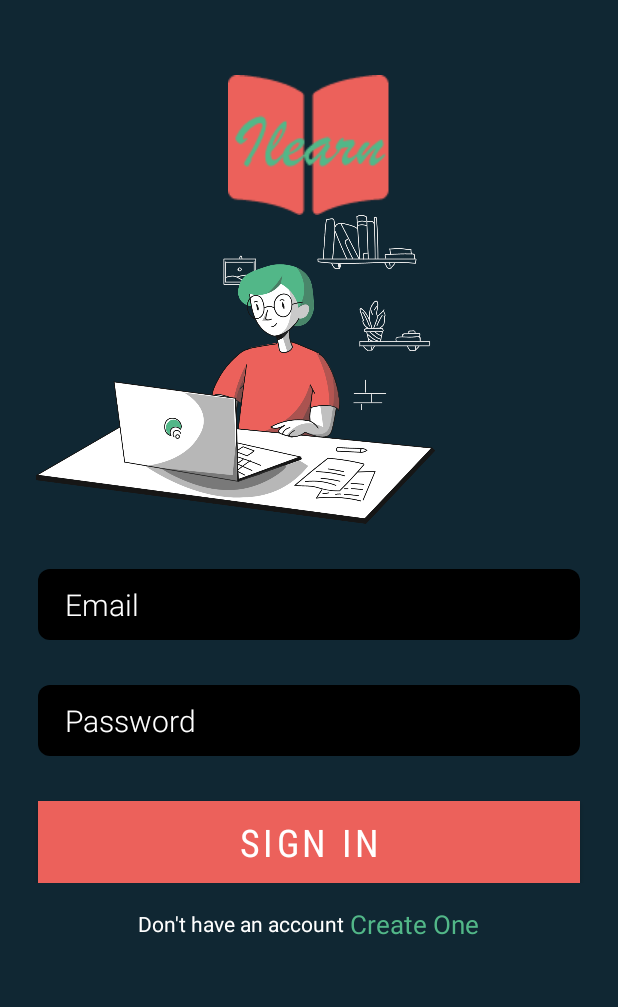
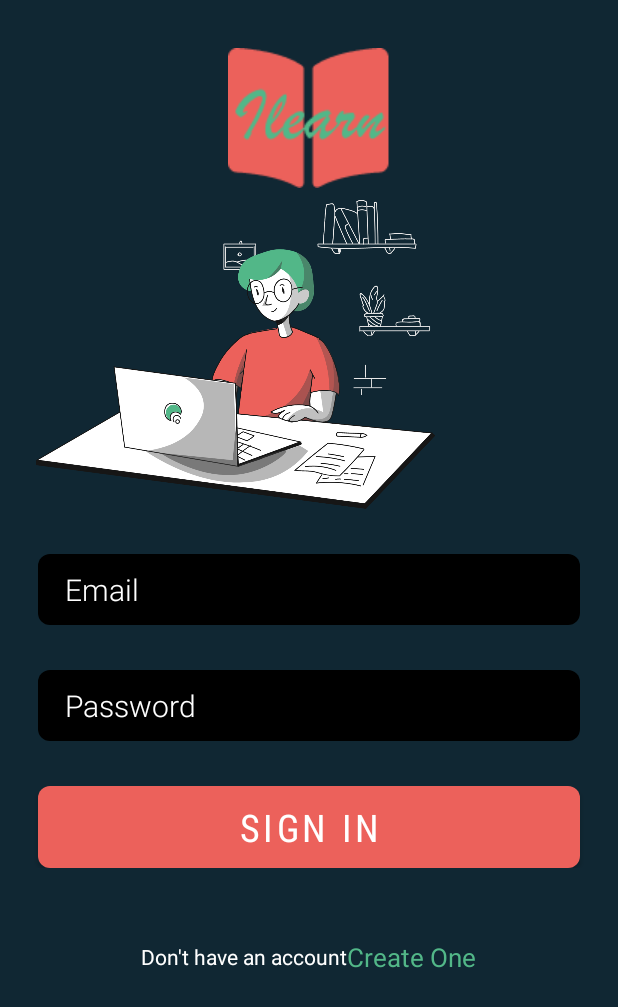
Before and after one commit to mazasJava/ilearn, an Android app: the screen it shows after launch (LoginActivity), on a phone screen of 412 x 824 dp. Shown: the top 1007 px of the screen. Run offline under Robolectric (Android 15) with nearby library versions, the phone set to English and light mode, and no system bars; our stand-ins replace Firebase (no records; nobody signed in at launch, a user with empty details on screens opened directly), navigation-ui.

Commit message:
login and register

```diff
--- a/app/src/main/java/com/aurelionsulll/i_learn/RegisterActivity.java
+++ b/app/src/main/java/com/aurelionsulll/i_learn/RegisterActivity.java
@@ -44,9 +44,10 @@ public class RegisterActivity extends AppCompatActivity {
         login.setOnClickListener(new View.OnClickListener() {
             @Override
             public void onClick(View v) {
-//                Intent loginIntent = new Intent(RegisterActivity.this,LoginActivity.class);
-//                finish();
+               Intent loginIntent = new Intent(RegisterActivity.this,LoginActivity.class);
+                startActivity(loginIntent);
                 finish();
+
             }
         });
         register.setOnClickListener(new View.OnClickListener() {
--- a/app/src/main/res/layout/activity_login.xml
+++ b/app/src/main/res/layout/activity_login.xml
@@ -1,5 +1,5 @@
 <?xml version="1.0" encoding="utf-8"?>
-<RelativeLayout
+<androidx.constraintlayout.widget.ConstraintLayout
     xmlns:android="http://schemas.android.com/apk/res/android"
     xmlns:app="http://schemas.android.com/apk/res-auto"
     xmlns:tools="http://schemas.android.com/tools"
@@ -9,22 +9,28 @@
     android:background="#102733"
     >
 
-    <ImageView
+    <androidx.appcompat.widget.AppCompatImageView
         android:id="@+id/imagelogo"
-        android:layout_marginTop="50dp"
         android:layout_width="match_parent"
         android:layout_height="wrap_content"
+        android:layout_alignParentTop="true"
+        android:layout_centerInParent="true"
+        android:layout_marginTop="32dp"
         android:src="@drawable/logo"
-        android:layout_alignParentTop="true"
-        android:layout_centerInParent="true"/>
+        app:layout_constraintEnd_toEndOf="parent"
+        app:layout_constraintHorizontal_bias="0.0"
+        app:layout_constraintStart_toStartOf="parent"
+        app:layout_constraintTop_toTopOf="parent" />
 
-    <LinearLayout
-        android:layout_below="@+id/imagelogo"
-        android:orientation="vertical"
+    <androidx.appcompat.widget.LinearLayoutCompat
         android:id="@+id/layout_imghero"
         android:layout_width="match_parent"
         android:layout_height="wrap_content"
-        >
+        android:layout_below="@+id/imagelogo"
+        android:layout_marginTop="8dp"
+        android:orientation="vertical"
+        app:layout_constraintTop_toBottomOf="@+id/imagelogo"
+        tools:layout_editor_absoluteX="0dp">
 
         <ImageView
             android:layout_width="314dp"
@@ -34,40 +40,38 @@
 
         <EditText
             android:id="@+id/email"
-            android:layout_marginLeft="25dp"
-            android:layout_marginRight="25dp"
-            android:layout_marginTop="30dp"
             android:layout_width="match_parent"
             android:layout_height="wrap_content"
+            android:layout_marginLeft="25dp"
+            android:layout_marginTop="30dp"
+            android:layout_marginRight="25dp"
             android:background="@drawable/rounded_edittext"
-            android:textSize="20sp"
+            android:backgroundTint="@color/black"
+            android:fontFamily="sans-serif-light"
+            android:hint="@string/email"
+            android:inputType="textEmailAddress"
+            android:paddingHorizontal="18dp"
             android:paddingVertical="10dp"
-            android:paddingHorizontal="18dp"
-            android:backgroundTint="@color/black"
+            android:textColor="@color/white"
             android:textColorHint="@color/white"
-            android:inputType="textEmailAddress"
-            android:hint="@string/email"
-            android:fontFamily="sans-serif-light"
-            android:textColor="@color/white"
-            />
+            android:textSize="20sp" />
 
         <EditText
             android:id="@+id/password"
-            android:layout_marginLeft="25dp"
-            android:layout_marginRight="25dp"
-            android:layout_marginTop="30dp"
             android:layout_width="match_parent"
             android:layout_height="wrap_content"
+            android:layout_marginLeft="25dp"
+            android:layout_marginTop="30dp"
+            android:layout_marginRight="25dp"
             android:background="@drawable/rounded_edittext"
-            android:textSize="20sp"
+            android:backgroundTint="@color/black"
+            android:fontFamily="sans-serif-light"
+            android:hint="@string/password"
+            android:paddingHorizontal="18dp"
             android:paddingVertical="10dp"
-            android:paddingHorizontal="18dp"
-            android:backgroundTint="@color/black"
+            android:textColor="@color/white"
             android:textColorHint="@color/white"
-            android:hint="@string/password"
-            android:fontFamily="sans-serif-light"
-            android:textColor="@color/white"
-            />
+            android:textSize="20sp" />
 
         <Button
             android:id="@+id/login"
@@ -76,48 +80,55 @@
             android:layout_marginLeft="25dp"
             android:layout_marginTop="30dp"
             android:layout_marginRight="25dp"
-            android:background="@color/mainc"
+            android:background="@drawable/rounded_button"
             android:backgroundTint="@color/mainc"
             android:fontFamily="sans-serif-condensed"
             android:text="Sign In"
             android:textSize="25sp"
             app:backgroundTint="#EC615B" />
-    </LinearLayout>
+    </androidx.appcompat.widget.LinearLayoutCompat>
 
     <RelativeLayout
         android:id="@+id/layouttext1"
-        android:layout_marginTop="15dp"
-        android:orientation="vertical"
         android:layout_width="match_parent"
         android:layout_height="wrap_content"
-        android:layout_below="@+id/layout_imghero">
+        android:layout_below="@+id/layout_imghero"
+        android:orientation="vertical"
+        app:layout_constraintBottom_toBottomOf="parent"
+        app:layout_constraintEnd_toEndOf="parent"
+        app:layout_constraintHorizontal_bias="0.0"
+        app:layout_constraintStart_toStartOf="parent"
+        app:layout_constraintTop_toBottomOf="@+id/layout_imghero"
+        app:layout_constraintVertical_bias="0.213">
 
         <LinearLayout
-            android:layout_centerInParent="true"
             android:layout_width="wrap_content"
             android:layout_height="wrap_content"
+            android:layout_centerInParent="true"
             tools:ignore="UselessParent">
+
             <TextView
                 android:id="@+id/txtDont"
-                android:layout_gravity="center"
                 android:layout_width="wrap_content"
                 android:layout_height="wrap_content"
+                android:layout_gravity="center"
                 android:text="@string/don_t_have_an_account"
                 android:textColor="@color/white"
-                />
+                tools:layout_editor_absoluteX="106dp"
+                tools:layout_editor_absoluteY="679dp" />
+
             <TextView
                 android:id="@+id/register"
                 android:layout_width="wrap_content"
                 android:layout_height="wrap_content"
                 android:text="@string/create_one"
                 android:textColor="#52b788"
-                android:layout_marginLeft="4dp"
                 android:textSize="17sp"
-                android:layout_marginStart="4dp" />
+                tools:layout_editor_absoluteX="251dp"
+                tools:layout_editor_absoluteY="677dp" />
         </LinearLayout>
 
     </RelativeLayout>
 
 
-
-</RelativeLayout>
+</androidx.constraintlayout.widget.ConstraintLayout>
```
Also changed, not shown: app/src/main/res/layout/activity_register.xml (+23 -17 lines).
